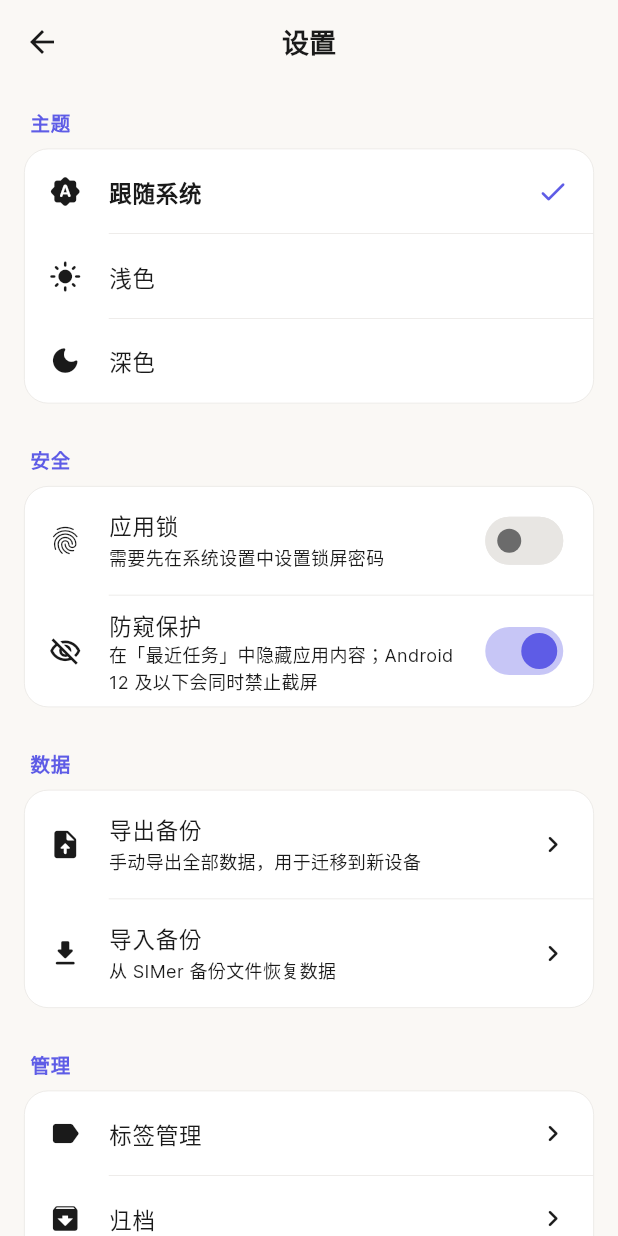
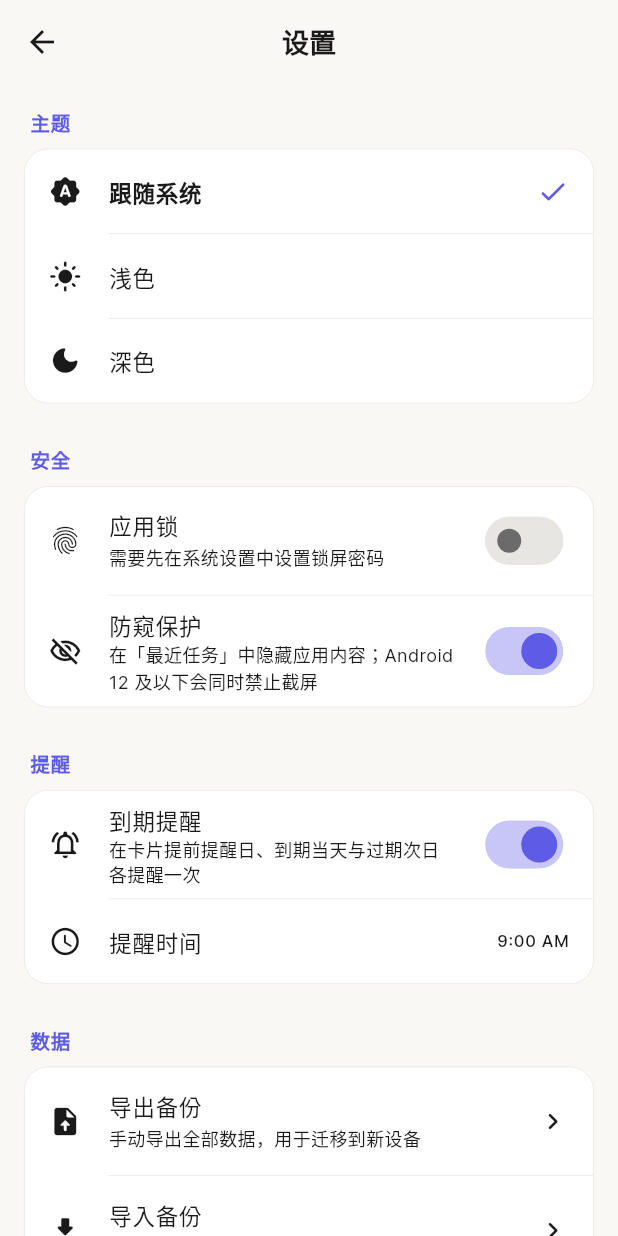
Before and after one commit to xiaoxizi-lyx/SIMer, a Flutter app: the screen it shows after launch, after a tap on the "settings" icon, on a phone screen of 412 x 824 dp. Run offline on Flutter 3.47's test engine with Material 3 defaults, Android fonts, the phone set to English and light mode, and no system bars; our stand-ins replace clock, file_picker, flutter_colorpicker, flutter_local_notifications, local_auth, share_plus and 3 more; missing offline and left inert: mobile_scanner; accounts and stored records are empty.

Commit message:
feat(reminders): schedule one-off reminders per card instead of daily polling
- Replace the WorkManager daily job with reminders scheduled directly
  with the system (flutter_local_notifications zonedSchedule, inexact
  alarms, no SCHEDULE_EXACT_ALARM). Background jobs are frequently
  delayed or killed on many Android ROMs, and the old job was re-enqueued
  with ExistingWorkPolicy.replace on every launch, re-firing ~5 minutes
  after each start.
- Each card gets at most three one-off reminders: N days before (its own
  reminder setting), on the expiration day and the day after. Expired
  cards are no longer re-notified every day, and "expires today" is no
  longer reported as "已过期".
- Reminders are re-planned (debounced) whenever cards change, on launch
  and when settings change; the plugin restores them after reboot or
  app update (boot receivers declared in the manifest).
- Tapping a reminder opens that card's details, including on cold start.
- Notification permission is requested in context: when reminders are
  turned on, or once after saving the first card with an expiration
  date, instead of before the first frame. Settings gain an on/off
  switch, a reminder time and a permission warning.
- Remove workmanager (the last plugin applying the Kotlin Gradle
  Plugin) and the global dark status-bar style that made icons
  invisible on dark screens. Startup initialisation now runs in
  parallel and one failing step no longer blocks launch.

Co-Authored-By: Claude Opus 5.5 <noreply@anthropic.com>
Claude-Session: https://claude.ai/code/session_015hafXyBsxocwSRiYo9DUES

```diff
--- a/lib/main.dart
+++ b/lib/main.dart
@@ -1,45 +1,39 @@
 import 'dart:async';
 
 import 'package:flutter/material.dart';
-import 'package:flutter/services.dart';
 import 'package:provider/provider.dart';
 
 import 'app.dart';
 import 'licenses.dart';
+import 'providers/auth_provider.dart';
+import 'providers/filter_provider.dart';
+import 'providers/reminder_provider.dart';
 import 'providers/sim_card_provider.dart';
 import 'providers/theme_provider.dart';
-import 'providers/filter_provider.dart';
-import 'providers/auth_provider.dart';
 import 'services/backup_service.dart';
 import 'services/notification_service.dart';
 
-void main() async {
+Future<void> main() async {
   WidgetsFlutterBinding.ensureInitialized();
   registerBundledLicenses();
   // 清理上次分享导出时留在缓存中的明文备份
   unawaited(BackupService.purgeExportCache());
 
-  // 设置状态栏样式
-  SystemChrome.setSystemUIOverlayStyle(
-    const SystemUiOverlayStyle(
-      statusBarColor: Colors.transparent,
-      statusBarIconBrightness: Brightness.dark,
-    ),
-  );
+  final themeProvider = ThemeProvider();
+  final authProvider = AuthProvider();
+  final simCardProvider = SimCardProvider();
+  final reminderProvider = ReminderProvider(cards: simCardProvider);
+  // 卡片有任何变化（含首次加载）都重新预约提醒
+  simCardProvider.onCardsChanged = reminderProvider.cardsChanged;
 
-  // 初始化通知服务并调度每日到期后台检查
-  await NotificationService.initialize();
-  await NotificationService.scheduleExpiryCheck();
-
-  // 初始化 providers
-  final themeProvider = ThemeProvider();
-  await themeProvider.loadTheme();
-
-  final authProvider = AuthProvider();
-  await authProvider.initialize();
-
-  final simCardProvider = SimCardProvider();
-  await simCardProvider.loadAll();
+  // 各项初始化互不依赖，并行执行以缩短启动白屏时间；单项失败不影响启动
+  await Future.wait([
+    _guard('主题', themeProvider.loadTheme()),
+    _guard('应用锁', authProvider.initialize()),
+    _guard('通知', NotificationService.initialize()),
+    _guard('提醒设置', reminderProvider.load()),
+    _guard('数据', simCardProvider.loadAll()),
+  ]);
 
   runApp(
     MultiProvider(
@@ -47,9 +41,18 @@ void main() async {
         ChangeNotifierProvider.value(value: themeProvider),
         ChangeNotifierProvider.value(value: authProvider),
         ChangeNotifierProvider.value(value: simCardProvider),
+        ChangeNotifierProvider.value(value: reminderProvider),
         ChangeNotifierProvider(create: (_) => FilterProvider()),
       ],
       child: const SimKeeperApp(),
     ),
   );
 }
+
+Future<void> _guard(String name, Future<void> task) async {
+  try {
+    await task;
+  } on Exception catch (e, stack) {
+    debugPrint('初始化$name失败: $e\n$stack');
+  }
+}
--- /dev/null
+++ b/lib/providers/reminder_provider.dart
@@ -0,0 +1,101 @@
+import 'dart:async';
+
+import 'package:flutter/material.dart';
+import 'package:shared_preferences/shared_preferences.dart';
+
+import '../models/sim_card.dart';
+import '../services/notification_service.dart';
+import 'sim_card_provider.dart';
+
+/// 到期提醒设置，并在卡片或设置变化后重新预约提醒。
+class ReminderProvider extends ChangeNotifier {
+  ReminderProvider({required this._cards});
+
+  static const String _enabledKey = 'reminders_enabled';
+  static const String _timeKey = 'reminder_time_minutes';
+  static const String _askedKey = 'notification_permission_requested';
+
+  final SimCardProvider _cards;
+
+  bool _enabled = true;
+  TimeOfDay _time = const TimeOfDay(hour: 9, minute: 0);
+  bool _permissionGranted = true;
+  Timer? _debounce;
+
+  bool get enabled => _enabled;
+  TimeOfDay get time => _time;
+
+  /// 系统通知权限是否已授予（未授予时提醒不会显示）。
+  bool get permissionGranted => _permissionGranted;
+
+  Future<void> load() async {
+    final prefs = await SharedPreferences.getInstance();
+    _enabled = prefs.getBool(_enabledKey) ?? true;
+    final minutes = prefs.getInt(_timeKey) ?? 9 * 60;
+    _time = TimeOfDay(hour: minutes ~/ 60, minute: minutes % 60);
+    _permissionGranted = await NotificationService.areEnabled();
+    notifyListeners();
+  }
+
+  Future<void> setEnabled(bool value) async {
+    if (_enabled == value) return;
+    _enabled = value;
+    notifyListeners();
+    final prefs = await SharedPreferences.getInstance();
+    await prefs.setBool(_enabledKey, value);
+    if (value) await requestPermission();
+    cardsChanged();
+  }
+
+  Future<void> setTime(TimeOfDay value) async {
+    if (_time == value) return;
+    _time = value;
+    notifyListeners();
+    final prefs = await SharedPreferences.getInstance();
+    await prefs.setInt(_timeKey, value.hour * 60 + value.minute);
+    cardsChanged();
+  }
+
+  /// 请求通知权限并刷新状态。
+  Future<void> requestPermission() async {
+    _permissionGranted =
+        await NotificationService.areEnabled() ||
+        await NotificationService.requestPermission();
+    final prefs = await SharedPreferences.getInstance();
+    await prefs.setBool(_askedKey, true);
+    notifyListeners();
+  }
+
+  /// 保存了带到期日的卡片后调用：首次需要时请求一次通知权限，不重复打扰。
+  Future<void> onCardSaved(SimCard card) async {
+    if (!_enabled || card.effectiveExpirationDate == null) return;
+    if (await NotificationService.areEnabled()) {
+      _permissionGranted = true;
+      return;
+    }
+    final prefs = await SharedPreferences.getInstance();
+    if (prefs.getBool(_askedKey) ?? false) return;
+    await requestPermission();
+  }
+
+  /// 卡片或设置变化后调用；短时间内的多次变化合并为一次重新预约。
+  void cardsChanged() {
+    _debounce?.cancel();
+    _debounce = Timer(const Duration(milliseconds: 500), () {
+      unawaited(_reschedule());
+    });
+  }
+
+  Future<void> _reschedule() => NotificationService.reschedule(
+    _cards.simCards,
+    enabled: _enabled,
+    hour: _time.hour,
+    minute: _time.minute,
+  );
+
+  @override
+  void dispose() {
+    _debounce?.cancel();
+    super.dispose();
+  }
+}
--- a/lib/screens/add_edit_sim_screen.dart
+++ b/lib/screens/add_edit_sim_screen.dart
@@ -1,3 +1,5 @@
+import 'dart:async';
+
 import 'package:flutter/material.dart';
 import 'package:provider/provider.dart';
 import 'package:uuid/uuid.dart';
@@ -5,6 +7,7 @@ import 'package:uuid/uuid.dart';
 import '../models/enums.dart';
 import '../models/sim_card.dart';
 import '../models/tag.dart';
+import '../providers/reminder_provider.dart';
 import '../providers/sim_card_provider.dart';
 import '../services/qr_parser_service.dart';
 import 'qr_scanner_screen.dart';
@@ -173,6 +176,7 @@ class _AddEditSimScreenState extends State<AddEditSimScreen> {
 
     setState(() => _saving = true);
     final provider = context.read<SimCardProvider>();
+    final reminders = context.read<ReminderProvider>();
     try {
       final card = _draft.build(newUuid: const Uuid().v4());
       if (_draft.isEditing) {
@@ -180,6 +184,7 @@ class _AddEditSimScreenState extends State<AddEditSimScreen> {
       } else {
         await provider.addSimCard(card);
       }
+      unawaited(reminders.onCardSaved(card));
       if (mounted) Navigator.of(context).pop(true);
     } on Exception catch (e) {
       debugPrint('保存失败: $e');
--- a/lib/screens/home_screen.dart
+++ b/lib/screens/home_screen.dart
@@ -2,9 +2,11 @@ import 'package:flutter/material.dart';
 import 'package:provider/provider.dart';
 
 import '../providers/sim_card_provider.dart';
+import '../services/notification_service.dart';
 import '../providers/auth_provider.dart';
 import '../providers/filter_provider.dart';
 import '../theme/app_colors.dart';
+import '../widgets/card_detail_sheet.dart';
 import '../widgets/sim_card_flip.dart';
 import '../widgets/filter_chips.dart' as fc;
 import '../widgets/sort_menu.dart';
@@ -27,7 +29,19 @@ class _HomeScreenState extends State<HomeScreen> {
   @override
   void initState() {
     super.initState();
-    WidgetsBinding.instance.addPostFrameCallback((_) => _showAuthNotice());
+    NotificationService.openCardRequest.addListener(_openRequestedCard);
+    WidgetsBinding.instance.addPostFrameCallback((_) {
+      _showAuthNotice();
+      _openRequestedCard();
+    });
+  }
+
+  /// 点击到期提醒通知后，打开对应卡片的详情。
+  void _openRequestedCard() {
+    final uuid = NotificationService.openCardRequest.value;
+    if (uuid == null || !mounted) return;
+    NotificationService.openCardRequest.value = null;
+    CardDetailSheet.show(context, uuid);
   }
 
   /// 显示应用锁的一次性提示（例如设备移除锁屏后应用锁被自动关闭）。
@@ -44,6 +58,7 @@ class _HomeScreenState extends State<HomeScreen> {
 
   @override
   void dispose() {
+    NotificationService.openCardRequest.removeListener(_openRequestedCard);
     _searchController.dispose();
     super.dispose();
   }
--- a/lib/screens/settings_screen.dart
+++ b/lib/screens/settings_screen.dart
@@ -3,6 +3,7 @@ import 'package:provider/provider.dart';
 
 import '../providers/theme_provider.dart';
 import '../providers/auth_provider.dart';
+import '../providers/reminder_provider.dart';
 import '../theme/app_colors.dart';
 import 'tag_manage_screen.dart';
 import 'archive_screen.dart';
@@ -30,6 +31,10 @@ class SettingsScreen extends StatelessWidget {
           const SizedBox(height: 16),
 
           // ═══════ 数据 ═══════
+          _buildSectionHeader(context, '提醒'),
+          _buildReminderSection(context),
+          const SizedBox(height: 16),
+
           _buildSectionHeader(context, '数据'),
           _buildDataSection(context),
           const SizedBox(height: 16),
@@ -205,6 +210,57 @@ class SettingsScreen extends StatelessWidget {
     if (selected != null) await auth.setLockTimeout(selected);
   }
 
+  Widget _buildReminderSection(BuildContext context) {
+    final reminders = context.watch<ReminderProvider>();
+    final time = reminders.time;
+    return _settingsCard(
+      context,
+      children: [
+        SwitchListTile.adaptive(
+          secondary: const Icon(Icons.notifications_active_outlined, size: 22),
+          title: const Text('到期提醒', style: TextStyle(fontSize: 15)),
+          subtitle: const Text(
+            '在卡片提前提醒日、到期当天与过期次日各提醒一次',
+            style: TextStyle(fontSize: 12),
+          ),
+          value: reminders.enabled,
+          onChanged: reminders.setEnabled,
+        ),
+        if (reminders.enabled) ...[
+          _thinDivider(context),
+          ListTile(
+            leading: const Icon(Icons.schedule_rounded, size: 22),
+            title: const Text('提醒时间', style: TextStyle(fontSize: 15)),
+            trailing: Text(time.format(context)),
+            onTap: () async {
+              final picked = await showTimePicker(
+                context: context,
+                initialTime: time,
+              );
+              if (picked != null) await reminders.setTime(picked);
+            },
+          ),
+          if (!reminders.permissionGranted) ...[
+            _thinDivider(context),
+            ListTile(
+              leading: Icon(
+                Icons.notifications_off_outlined,
+                size: 22,
+                color: Theme.of(context).colorScheme.error,
+              ),
+              title: const Text('通知权限未开启', style: TextStyle(fontSize: 15)),
+              subtitle: const Text(
+                '未开启时提醒不会显示，点击授权',
+                style: TextStyle(fontSize: 12),
+              ),
+              onTap: reminders.requestPermission,
+            ),
+          ],
+        ],
+      ],
+    );
+  }
+
   Widget _buildDataSection(BuildContext context) {
     return _settingsCard(
       context,
--- a/lib/services/notification_service.dart
+++ b/lib/services/notification_service.dart
@@ -1,190 +1,106 @@
+import 'package:flutter/foundation.dart';
 import 'package:flutter_local_notifications/flutter_local_notifications.dart';
-import 'package:workmanager/workmanager.dart';
+import 'package:timezone/timezone.dart' as tz;
 
-import '../database/database_helper.dart';
+import '../models/sim_card.dart';
+import 'reminder_planner.dart';
 
-/// 通知服务：SIM卡到期提醒
-class NotificationService {
-  NotificationService._();
-
-  static final FlutterLocalNotificationsPlugin _notifications =
+/// 到期提醒通知。
+///
+/// 不再依赖每天运行的后台任务（国产系统上常被延迟或杀掉），而是在卡片变化、
+/// 设置变化与应用启动时，为每张卡片直接向系统预约一次性的提醒
+/// （非精确闹钟，无需 SCHEDULE_EXACT_ALARM 权限；重启后由插件自动恢复）。
+abstract final class NotificationService {
+  static final FlutterLocalNotificationsPlugin _plugin =
       FlutterLocalNotificationsPlugin();
 
-  static const String _channelId = 'sim_keeper_expiry';
-  static const String _channelName = 'SIM卡到期提醒';
-  static const String _channelDescription = '当SIM卡即将到期或需要使用时发送提醒';
-  static const String _taskName = 'sim_keeper_daily_check';
-  static const String _taskUniqueName = 'com.simkeeper.dailyExpiryCheck';
+  static const String _channelId = 'simer_expiry_reminders';
+  static const String _channelName = '到期提醒';
+  static const String _channelDescription = 'SIM 卡即将到期、今天到期或已过期时提醒';
 
-  /// 初始化通知插件
-  static Future<void> initialize() async {
-    // Android 初始化设置
-    const androidSettings = AndroidInitializationSettings(
-      '@mipmap/ic_launcher',
-    );
-
-    // iOS 初始化设置
-    const iosSettings = DarwinInitializationSettings(
-      requestAlertPermission: true,
-      requestBadgePermission: true,
-      requestSoundPermission: true,
-    );
-
-    const settings = InitializationSettings(
-      android: androidSettings,
-      iOS: iosSettings,
-    );
-
-    await _notifications.initialize(
-      settings: settings,
-      onDidReceiveNotificationResponse: _onNotificationTapped,
-    );
-
-    // 请求 Android 13+ 通知权限
-    await _requestPermissions();
-  }
-
-  /// 请求通知权限
-  static Future<void> _requestPermissions() async {
-    // Android
-    final androidPlugin = _notifications
-        .resolvePlatformSpecificImplementation<
-          AndroidFlutterLocalNotificationsPlugin
-        >();
-    await androidPlugin?.requestNotificationsPermission();
-
-    // iOS
-    final iosPlugin = _notifications
-        .resolvePlatformSpecificImplementation<
-          IOSFlutterLocalNotificationsPlugin
-        >();
-    await iosPlugin?.requestPermissions(alert: true, badge: true, sound: true);
-  }
-
-  /// 通知被点击时的回调
-  static void _onNotificationTapped(NotificationResponse response) {
-    // 后续接入页面导航：根据 payload 跳转到对应SIM卡详情
-    // payload 格式: sim_card_id
-  }
-
-  /// 注册每日后台检查任务
-  static Future<void> scheduleExpiryCheck() async {
-    await Workmanager().initialize(_callbackDispatcher, isInDebugMode: false);
-
-    await Workmanager().registerPeriodicTask(
-      _taskUniqueName,
-      _taskName,
-      frequency: const Duration(hours: 24),
-      constraints: Constraints(
-        networkType: NetworkType.not_required,
-        requiresBatteryNotLow: false,
-        requiresCharging: false,
-        requiresDeviceIdle: false,
-        requiresStorageNotLow: false,
-      ),
-      existingWorkPolicy: ExistingWorkPolicy.replace,
-      initialDelay: const Duration(minutes: 5),
-    );
-  }
-
-  /// 取消每日后台检查任务
-  static Future<void> cancelExpiryCheck() async {
-    await Workmanager().cancelByUniqueName(_taskUniqueName);
-  }
-
-  /// 检查所有卡片并发送需要提醒的通知
-  static Future<void> checkAndNotify() async {
-    final cards = await DatabaseHelper.instance.getSimCards(archived: false);
-    final cardsNeedingReminder = cards
-        .where((c) => c.isExpired || c.isExpiringSoon)
-        .toList();
-
-    for (int i = 0; i < cardsNeedingReminder.length; i++) {
-      final card = cardsNeedingReminder[i];
-      final daysLeft = card.daysRemaining ?? 0;
-
-      String title;
-      String body;
-
-      if (daysLeft < 0) {
-        title = '⚠️ SIM卡已过期';
-        body = '${card.carrierName} 的SIM卡已过期，请及时处理';
-      } else if (daysLeft == 0) {
-        title = '⏰ SIM卡今天到期';
-        body = '${card.carrierName} 的SIM卡今天到期';
-      } else if (daysLeft == 1) {
-        title = '🔴 SIM卡明天到期';
-        body = '${card.carrierName} 的SIM卡将在明天到期';
-      } else {
-        title = '📱 SIM卡即将到期';
-        body = '${card.carrierName} 的SIM卡将在 $daysLeft 天后到期';
-      }
-
-      // 滚动有效期的特殊提示
-      if (card.validityType.name == 'rolling') {
-        body += '，请尽快使用以续期';
-      }
-
-      await _showNotification(
-        id: card.id ?? i,
-        title: title,
-        body: body,
-        payload: '${card.id}',
-      );
-    }
-  }
-
-  /// 显示单条通知
-  static Future<void> _showNotification({
-    required int id,
-    required String title,
-    required String body,
-    String? payload,
-  }) async {
-    const androidDetails = AndroidNotificationDetails(
+  static const NotificationDetails _details = NotificationDetails(
+    android: AndroidNotificationDetails(
       _channelId,
       _channelName,
       channelDescription: _channelDescription,
       importance: Importance.high,
       priority: Priority.high,
-      showWhen: true,
-      enableVibration: true,
       icon: '@mipmap/ic_launcher',
+    ),
+  );
+
+  /// 用户点击通知后要打开的卡片 UUID；首页监听并展示卡片详情。
+  static final ValueNotifier<String?> openCardRequest = ValueNotifier(null);
+
+  static bool _initialized = false;
+
+  static AndroidFlutterLocalNotificationsPlugin? get _android => _plugin
+      .resolvePlatformSpecificImplementation<
+        AndroidFlutterLocalNotificationsPlugin
+      >();
+
+  static Future<void> initialize() async {
+    await _plugin.initialize(
+      settings: const InitializationSettings(
+        android: AndroidInitializationSettings('@mipmap/ic_launcher'),
+      ),
+      onDidReceiveNotificationResponse: (response) {
+        final uuid = response.payload;
+        if (uuid != null && uuid.isNotEmpty) openCardRequest.value = uuid;
+      },
     );
+    _initialized = true;
 
-    const iosDetails = DarwinNotificationDetails(
-      presentAlert: true,
-      presentBadge: true,
-      presentSound: true,
-    );
-
-    const details = NotificationDetails(
-      android: androidDetails,
-      iOS: iosDetails,
-    );
-
-    await _notifications.show(
-      id: id,
-      title: title,
-      body: body,
-      notificationDetails: details,
-      payload: payload,
-    );
+    // 应用由点击通知冷启动时
+    final launch = await _plugin.getNotificationAppLaunchDetails();
+    final payload = launch?.notificationResponse?.payload;
+    if ((launch?.didNotificationLaunchApp ?? false) &&
+        payload != null &&
+        payload.isNotEmpty) {
+      openCardRequest.value = payload;
+    }
   }
 
-  /// 清除所有通知
-  static Future<void> clearAllNotifications() async {
-    await _notifications.cancelAll();
+  /// 系统是否允许本应用发送通知。
+  static Future<bool> areEnabled() async =>
+      await _android?.areNotificationsEnabled() ?? false;
+
+  /// 请求通知权限（Android 13+ 会弹出系统对话框）。返回是否已授权。
+  static Future<bool> requestPermission() async =>
+      await _android?.requestNotificationsPermission() ?? false;
+
+  /// 按当前卡片重新预约所有提醒：先取消尚未触发的旧提醒，已显示的通知保持不变。
+  static Future<void> reschedule(
+    Iterable<SimCard> cards, {
+    required bool enabled,
+    required int hour,
+    required int minute,
+  }) async {
+    if (!_initialized) return;
+    await _plugin.cancelAllPendingNotifications();
+    if (!enabled) return;
+
+    final plan = ReminderPlanner.plan(
+      cards,
+      now: DateTime.now(),
+      hour: hour,
+      minute: minute,
+    );
+    for (final reminder in plan) {
+      try {
+        await _plugin.zonedSchedule(
+          id: reminder.id,
+          title: reminder.title,
+          body: reminder.body,
+          // 以绝对时刻预约；时区变化后在下次启动时按新时区重新预约
+          scheduledDate: tz.TZDateTime.from(reminder.fireAt, tz.UTC),
+          notificationDetails: _details,
+          androidScheduleMode: AndroidScheduleMode.inexactAllowWhileIdle,
+          payload: reminder.cardUuid,
+        );
+      } on Exception catch (e) {
+        debugPrint('预约提醒失败 ($reminder): $e');
+      }
+    }
   }
 }
-
-/// WorkManager 回调入口（必须是顶层函数）
-@pragma('vm:entry-point')
-void _callbackDispatcher() {
-  Workmanager().executeTask((taskName, inputData) async {
-    if (taskName == 'sim_keeper_daily_check') {
-      await NotificationService.checkAndNotify();
-    }
-    return true;
-  });
-}
--- /dev/null
+++ b/lib/services/reminder_planner.dart
@@ -0,0 +1,107 @@
+import '../models/calendar_date.dart';
+import '../models/enums.dart';
+import '../models/sim_card.dart';
+
+/// 提醒类型。每张卡片每种类型最多一条，均为一次性提醒。
+enum ReminderKind { upcoming, dueToday, expired }
+
+/// 一条计划中的提醒。
+class PlannedReminder {
+  const PlannedReminder({
+    required this.id,
+    required this.cardUuid,
+    required this.kind,
+    required this.fireAt,
+    required this.title,
+    required this.body,
+  });
+
+  /// 通知 ID：由卡片 ID 与提醒类型确定，重排时保持不变。
+  final int id;
+  final String cardUuid;
+  final ReminderKind kind;
+
+  /// 本地时间。
+  final DateTime fireAt;
+  final String title;
+  final String body;
+
+  @override
+  String toString() => 'PlannedReminder($kind, $cardUuid, $fireAt)';
+}
+
+/// 根据卡片的有效期计算需要预约的提醒（纯函数，便于测试）。
+///
+/// 每张有到期日、未归档的卡片最多三条：提前 N 天（N 为卡片的提前提醒天数）、
+/// 到期当天、过期次日。只安排未来的提醒，不会每天重复提醒同一件事。
+abstract final class ReminderPlanner {
+  /// Android 限制每个应用约 500 个待触发闹钟，留出余量。
+  static const int maxReminders = 400;
+
+  static int notificationId(int cardId, ReminderKind kind) =>
+      cardId * ReminderKind.values.length + kind.index;
+
+  static List<PlannedReminder> plan(
+    Iterable<SimCard> cards, {
+    required DateTime now,
+    required int hour,
+    required int minute,
+  }) {
+    // 留一分钟余量，避免预约一个瞬间就过去的时间点
+    final earliest = now.add(const Duration(minutes: 1));
+    final reminders = <PlannedReminder>[];
+
+    for (final card in cards) {
+      final cardId = card.id;
+      final expiration = card.effectiveExpirationDate;
+      if (cardId == null || card.isArchived || expiration == null) continue;
+
+      DateTime at(DateTime day) =>
+          DateTime(day.year, day.month, day.day, hour, minute);
+      final rolling = card.validityType == ValidityType.rolling;
+      final dateText = CalendarDate.format(expiration);
+      final lead = card.reminderDaysBefore.clamp(0, 365);
+
+      final candidates = <(ReminderKind, DateTime, String, String)>[
+        if (lead > 0)
+          (
+            ReminderKind.upcoming,
+            at(CalendarDate.addDays(expiration, -lead)),
+            '📅 ${card.carrierName} 将在 $lead 天后到期',
+            rolling ? '请在 $dateText 前使用一次以保号' : '到期日：$dateText',
+          ),
+        (
+          ReminderKind.dueToday,
+          at(expiration),
+          '⏰ ${card.carrierName} 今天到期',
+          rolling ? '今天是最后期限，请使用一次以续期' : '请及时续费或处理',
+        ),
+        (
+          ReminderKind.expired,
+          at(CalendarDate.addDays(expiration, 1)),
+          '⚠️ ${card.carrierName} 已过期',
+          rolling ? '已超过保号期限 $dateText，请尽快确认号码状态' : '已于 $dateText 到期',
+        ),
+      ];
+
+      for (final (kind, fireAt, title, body) in candidates) {
+        if (!fireAt.isAfter(earliest)) continue;
+        reminders.add(
+          PlannedReminder(
+            id: notificationId(cardId, kind),
+            cardUuid: card.uuid,
+            kind: kind,
+            fireAt: fireAt,
+            title: title,
+            body: body,
+          ),
+        );
+      }
+    }
+
+    reminders.sort((a, b) => a.fireAt.compareTo(b.fireAt));
+    return reminders.length > maxReminders
+        ? reminders.sublist(0, maxReminders)
+        : reminders;
+  }
+}
--- a/pubspec.yaml
+++ b/pubspec.yaml
@@ -30,7 +30,7 @@ dependencies:
 
   # 通知
   flutter_local_notifications: ^22.3.3
-  workmanager: ^0.6.0
+  timezone: ^0.11.2
 
   # 生物识别
   local_auth: ^3.0.2
```
Also changed, not shown: lib/widgets/card_detail_sheet.dart (added, +61 -0 lines), pubspec.lock, 2 other files.
